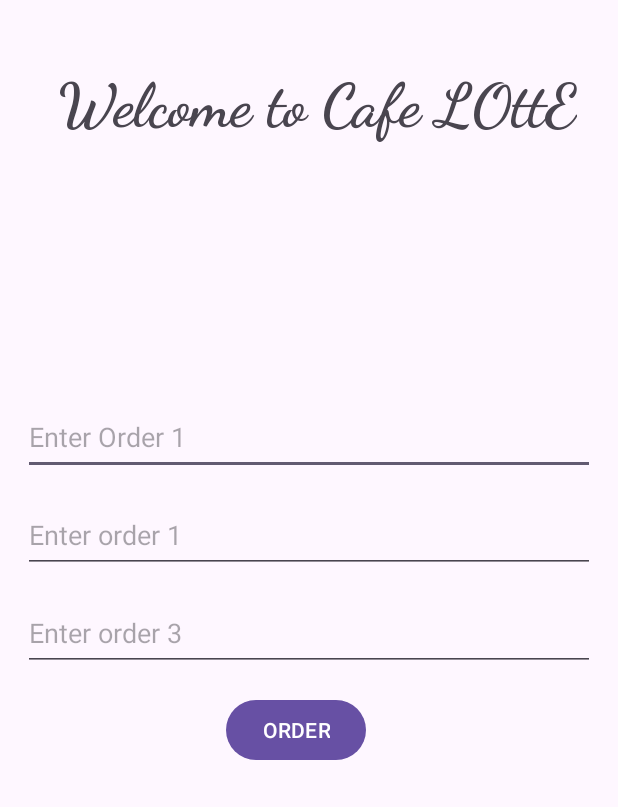
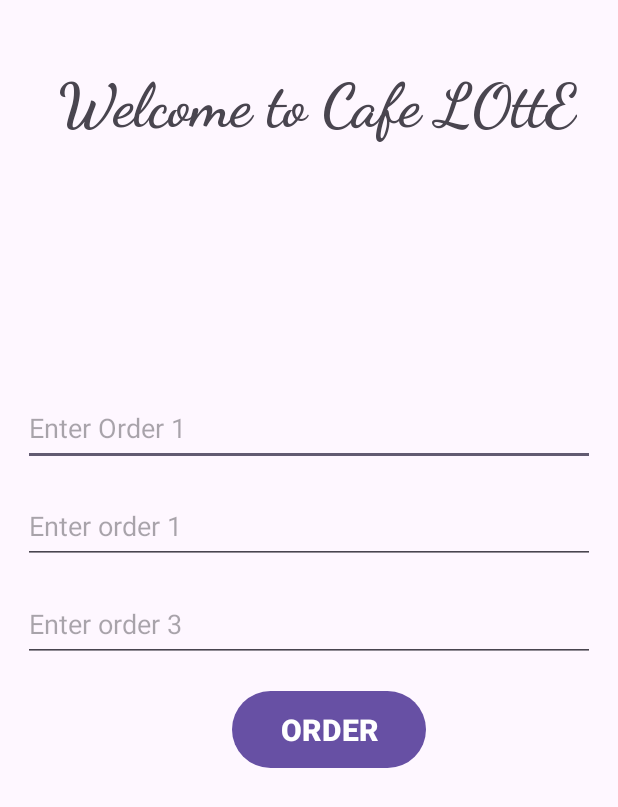
Before and after one commit to kiwi15/multiscreen, an Android app: the screen it shows after launch (MainActivity), on a phone screen of 412 x 824 dp. Shown: the top 807 px of the screen. Run offline under Robolectric (Android 15) with nearby library versions, the phone set to English and light mode, and no system bars.

Commit message:
adding screens

```diff
--- a/app/src/main/AndroidManifest.xml
+++ b/app/src/main/AndroidManifest.xml
@@ -13,6 +13,9 @@
         android:theme="@style/Theme.MultiscreeD13"
         tools:targetApi="31">
         <activity
+            android:name=".MainActivity2"
+            android:exported="false" />
+        <activity
             android:name=".MainActivity"
             android:exported="true">
             <intent-filter>
--- a/app/src/main/res/layout/activity_main.xml
+++ b/app/src/main/res/layout/activity_main.xml
@@ -28,7 +28,7 @@
         app:layout_constraintVertical_bias="0.07" />
 
     <EditText
-        android:id="@+id/editTextText3"
+        android:id="@+id/eT1"
         android:layout_width="match_parent"
         android:layout_height="50dp"
         android:layout_margin="15dp"
@@ -37,11 +37,11 @@
         android:ems="10"
         android:inputType="textPersonName"
         android:hint="Enter Order 1"
-        app:layout_constraintBottom_toTopOf="@+id/editTextText4"
+        app:layout_constraintBottom_toTopOf="@+id/eT2"
         app:layout_constraintEnd_toEndOf="parent" />
 
     <EditText
-        android:id="@+id/editTextText4"
+        android:id="@+id/eT2"
         android:layout_width="match_parent"
         android:layout_height="50dp"
         android:layout_margin="15dp"
@@ -50,11 +50,11 @@
         android:ems="10"
         android:inputType="textPersonName"
         android:hint="Enter order 1"
-        app:layout_constraintBottom_toTopOf="@+id/editTextText5"
+        app:layout_constraintBottom_toTopOf="@+id/eT3"
         app:layout_constraintEnd_toEndOf="parent" />
 
     <EditText
-        android:id="@+id/editTextText5"
+        android:id="@id/eT3"
         android:layout_width="match_parent"
         android:layout_height="50dp"
         android:layout_margin="15dp"
@@ -63,17 +63,19 @@
         android:ems="10"
         android:inputType="textPersonName"
         android:hint="Enter order 3"
-        app:layout_constraintBottom_toTopOf="@+id/button"
+        app:layout_constraintBottom_toTopOf="@+id/btn"
         app:layout_constraintEnd_toEndOf="parent" />
 
     <Button
-        android:id="@+id/button"
-        android:layout_width="wrap_content"
-        android:layout_height="wrap_content"
-        android:layout_marginEnd="168dp"
-        android:layout_marginBottom="313dp"
+        android:id="@+id/btn"
+        android:layout_width="129dp"
+        android:layout_height="59dp"
+        android:layout_marginEnd="128dp"
+        android:layout_marginBottom="308dp"
+        android:elevation="10dp"
         android:text="ORDER"
-        android:elevation="10dp"
+        android:textSize="20sp"
+        android:textStyle="bold"
         app:layout_constraintBottom_toBottomOf="parent"
         app:layout_constraintEnd_toEndOf="parent" />
 
```
Also changed, not shown: app/src/main/java/com/example/multiscreed13/MainActivity2.kt (added, +11 -0 lines), app/src/main/res/layout/activity_main2.xml (added, +49 -0 lines).
